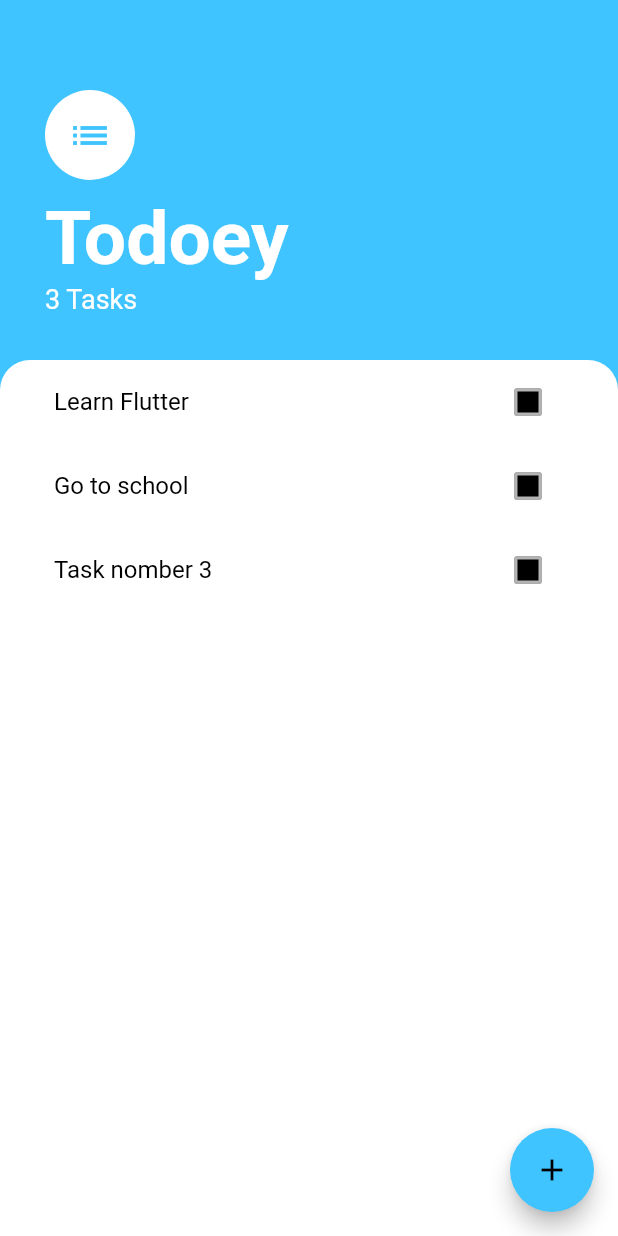
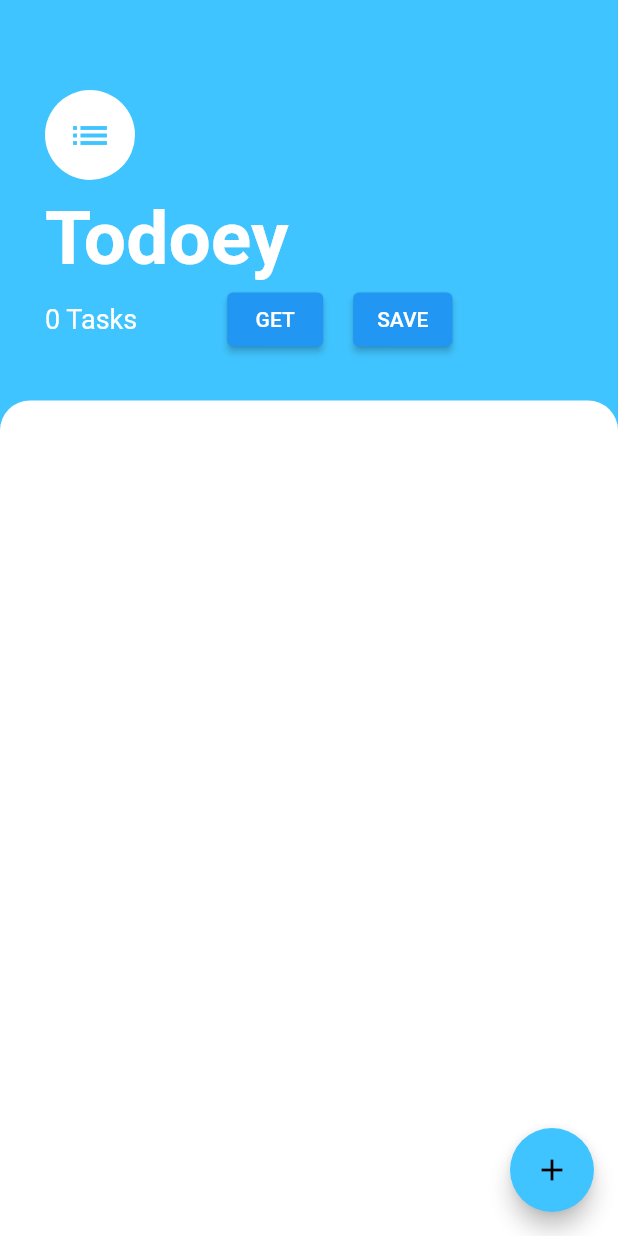
Before and after one commit to hkvil/todo_firebase_flutter, a Flutter app: the TasksScreen screen opened by its route, on a phone screen of 412 x 824 dp. Run offline on Flutter 3.47's test engine with Material 2 defaults, Android fonts, the phone set to English and light mode, and no system bars; our stand-ins replace animated_text_kit, cloud_firestore, firebase_auth, firebase_core; missing offline and left inert: modal_progress_hud_alt; accounts and stored records are empty.

Commit message:
add addTask and getData from/to firebase

```diff
--- a/lib/main.dart
+++ b/lib/main.dart
@@ -27,7 +27,7 @@ class FlashChat extends StatelessWidget {
           ),
         ),
         //initialRoute:WelcomeScreen.id,
-        initialRoute: TasksScreen.id,
+        initialRoute: WelcomeScreen.id,
         routes: {
           WelcomeScreen.id:(context)=>WelcomeScreen(),
           LoginScreen.id:(context)=>LoginScreen(),
--- a/lib/models/task_provider.dart
+++ b/lib/models/task_provider.dart
@@ -1,18 +1,43 @@
+
+import 'package:cloud_firestore/cloud_firestore.dart';
 import 'package:provider/provider.dart';
 import 'package:todo_firebase_flutter/models/task.dart';
 import 'package:flutter/foundation.dart';
+import 'package:todo_firebase_flutter/user_id.dart';
+
+var db = FirebaseFirestore.instance;
+
 
 class TaskProvider extends ChangeNotifier{
 
-  List<Task> tasks = [
-    Task(name: 'Learn Flutter'),
-    Task(name: 'Go to school'),
-    Task(name: 'Task nomber 3')
-  ];
+  List<Task> tasks = [];
+
+   getData()async{
+     List<Map<String,dynamic>> documents = [];
+     // List<String>?taskList = [];
+    var data = await db.collection("tasks").doc("${LocalUser.currentUserId}").collection("userTasks").get();
+
+    data.docs.forEach((element) {
+      documents.add(element.data());
+    });
+    tasks = documents.map((e) => Task(name: e['task'])).toList();
+    print(tasks);
+    notifyListeners();
+
+  }
 
   void addTask(String newTask){
     tasks.add(Task(name: newTask));
     print("task added");
+
+    final docData = {
+      "task":newTask,
+      "createdAt":DateTime.now(),
+      "updatedAt":DateTime.now(),
+      "isDone":false,
+    };
+
+    db.collection("tasks").doc("${LocalUser.currentUserId}").collection("userTasks").doc().set(docData);
     notifyListeners();
   }
   void updateTask(Task task){
@@ -21,8 +46,9 @@ class TaskProvider extends ChangeNotifier{
     notifyListeners();
   }
   void deleteTask(int index){
+    print("task removed ${tasks[index].name}");
     tasks.removeAt(index);
-    print("task removed");
     notifyListeners();
   }
+
 }
--- a/lib/screens/registration_screen.dart
+++ b/lib/screens/registration_screen.dart
@@ -77,7 +77,7 @@ class _RegistrationScreenState extends State<RegistrationScreen> {
                     showSpinner = false;
                   });
                 }catch(e){
-                  print(e);
+                  Navigator.pop(context);
                 }
               }, text: 'Register'),
             ],
--- a/lib/screens/task_screen.dart
+++ b/lib/screens/task_screen.dart
@@ -38,12 +38,28 @@ class TasksScreen extends StatelessWidget {
                   fontWeight: FontWeight.w700,
                 ),
               ),
+              Row(
+                children: [
                   Text(
                     '${Provider.of<TaskProvider>(context).tasks.length} Tasks',
                     style: TextStyle(
                       color: Colors.white,
                       fontSize: 18,
                     ),
+                  ),
+                  SizedBox(width: 60),
+                  ElevatedButton(
+                      onPressed: (){
+                        '${Provider.of<TaskProvider>(context,listen: false).getData()}';
+                      },
+                      style: ButtonStyle(),
+                      child: Text("GET")),
+                  SizedBox(width: 20),
+                  ElevatedButton(
+                      onPressed: (){},
+                      style: ButtonStyle(),
+                      child: Text("SAVE")),
+                ],
               ),
             ],
           ),
--- /dev/null
+++ b/lib/user_id.dart
@@ -0,0 +1,4 @@
+class LocalUser{
+  static String currentUserId = "";
+  static String currentUserPw = "";
+}
```
Also changed, not shown: lib/screens/login_screen.dart (+12 -5 lines). Lines whose indentation alone changed are shown as unchanged.
